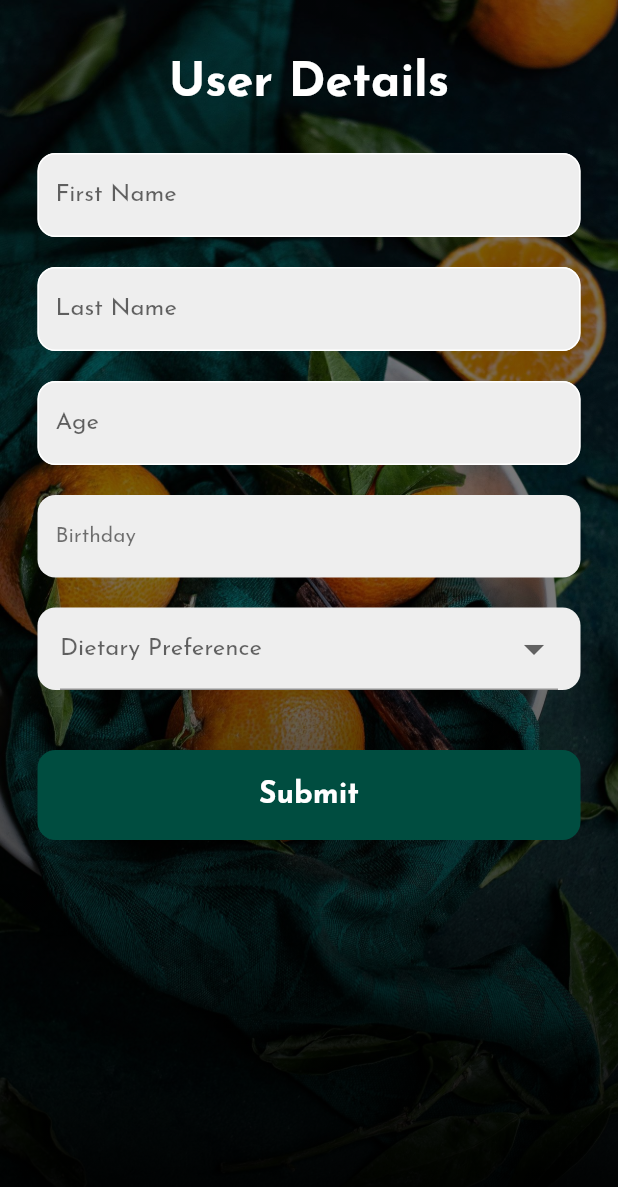
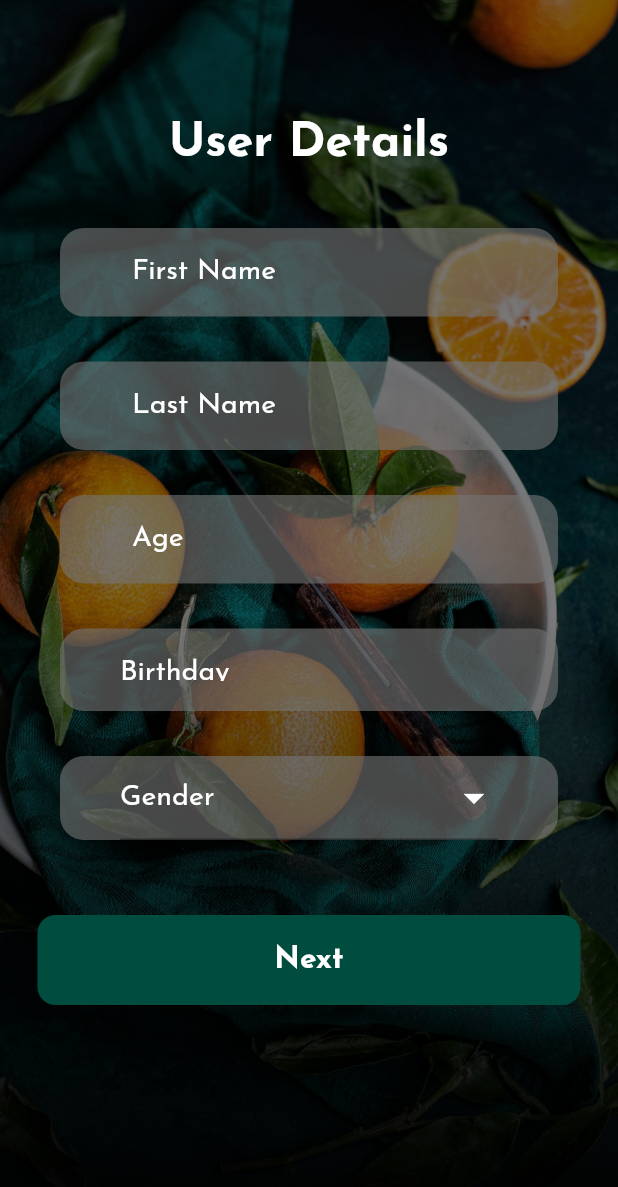
Before and after one commit to Software-Engineering-Project-Group-14/my_diet_guide, a Flutter app: the UserDetailsForm screen opened directly with empty values, on a phone screen of 412 x 824 dp. Shown: the top 1187 px of the screen. Run offline on Flutter 3.47's test engine with Material 2 defaults, Android fonts, the light colour scheme and no system bars; our stand-ins replace cloud_firestore, device_preview, email_validator, firebase_auth, firebase_core, flutter_rating_bar and 2 more; accounts and stored records are empty; network calls fail.

Commit message:
add user details ui and db fuctionality done

```diff
--- a/lib/screens/user_details_form.dart
+++ b/lib/screens/user_details_form.dart
@@ -1,6 +1,11 @@
 import 'package:flutter/material.dart';
+import 'package:font_awesome_flutter/font_awesome_flutter.dart';
 import 'package:my_diet_guide/screens/user_biometrics_form.dart';
 import 'package:my_diet_guide/widgets/background_image.dart';
+import 'package:my_diet_guide/widgets/dropdown_01.dart';
+import 'package:my_diet_guide/widgets/text_box_01.dart';
+
+import '../widgets/text_box_02.dart';
 
 
 class UserDetailsForm extends StatefulWidget {
@@ -34,16 +39,22 @@ class _UserDetailsFormState extends State<UserDetailsForm> {
   DropdownMenuItem<String> buildMenuItem(String dp) =>
     DropdownMenuItem(
       value: dp,
-      child: Text(dp, style: TextStyle(fontSize: 17),),
+      child: Text(dp, style: TextStyle(fontSize: 19, color: Colors.white),),
     );
 
 
 
   Widget showBirthday(String? bday){
     if(bday==null){
-      return Text("Birthday", style: TextStyle(color: Colors.black54), textAlign: TextAlign.start,);
+      return Padding(
+        padding: const EdgeInsets.symmetric(horizontal: 20),
+        child: Text("Birthday", style: TextStyle(color: Colors.white, fontSize: 19), textAlign: TextAlign.start,),
+      );
     } else {
-      return Text(bday, style: TextStyle(color: Colors.black54), textAlign: TextAlign.start,);
+      return Padding(
+        padding: const EdgeInsets.symmetric(horizontal: 20),
+        child: Text(bday, style: TextStyle(color: Colors.white, fontSize: 19), textAlign: TextAlign.start,),
+      );
     }
   }
 
@@ -95,7 +106,7 @@ class _UserDetailsFormState extends State<UserDetailsForm> {
               child: Column(
                 mainAxisAlignment: MainAxisAlignment.center,
                 children: [
-                  SizedBox(height: 40,),
+                  SizedBox(height: 80,),
 
 
                   Text(
@@ -109,96 +120,103 @@ class _UserDetailsFormState extends State<UserDetailsForm> {
                   ),
 
 
+                  SizedBox(height: 40,),
+
+
+
+                  // first name textfield
+                  // Padding(
+                  //   padding: const EdgeInsets.symmetric(horizontal: 25.0),
+                  //   child: TextField(
+                  //     keyboardType: TextInputType.name,
+                  //     controller: _firstNameController,
+                  //     decoration: InputDecoration(
+                  //       enabledBorder: OutlineInputBorder(
+                  //         borderSide: BorderSide(color: Colors.white),
+                  //         borderRadius: BorderRadius.circular(12),
+                  //       ),
+                  //       focusedBorder: OutlineInputBorder(
+                  //         borderSide: BorderSide(color: Colors.deepPurple),
+                  //         borderRadius: BorderRadius.circular(12),
+                  //       ),
+                  //       hintText: 'First Name',
+                  //       fillColor: Colors.grey.shade200,
+                  //       filled: true,
+                  //     ),
+                  //   ),
+                  // ),
+
+
+                  TextBox02(controller: _firstNameController, hint: "First Name", keyboardType: TextInputType.name),
+
+
+
                   SizedBox(height: 30,),
 
 
 
-                  // first name textfield
-                  Padding(
-                    padding: const EdgeInsets.symmetric(horizontal: 25.0),
-                    child: TextField(
-                      keyboardType: TextInputType.name,
-                      controller: _firstNameController,
-                      decoration: InputDecoration(
-                        enabledBorder: OutlineInputBorder(
-                          borderSide: BorderSide(color: Colors.white),
-                          borderRadius: BorderRadius.circular(12),
-                        ),
-                        focusedBorder: OutlineInputBorder(
-                          borderSide: BorderSide(color: Colors.deepPurple),
-                          borderRadius: BorderRadius.circular(12),
-                        ),
-                        hintText: 'First Name',
-                        fillColor: Colors.grey.shade200,
-                        filled: true,
-                      ),
-                    ),
-                  ),
+                  // last name textfield
+                  // Padding(
+                  //   padding: const EdgeInsets.symmetric(horizontal: 25.0),
+                  //   child: TextField(
+                  //     keyboardType: TextInputType.name,
+                  //     decoration: InputDecoration(
+                  //       enabledBorder: OutlineInputBorder(
+                  //         borderSide: BorderSide(color: Colors.white),
+                  //         borderRadius: BorderRadius.circular(12),
+                  //       ),
+                  //       focusedBorder: OutlineInputBorder(
+                  //         borderSide: BorderSide(color: Colors.deepPurple),
+                  //         borderRadius: BorderRadius.circular(12),
+                  //       ),
+                  //       hintText: 'Last Name',
+                  //       fillColor: Colors.grey.shade200,
+                  //       filled: true,
+                  //     ),
+                  //   ),
+                  // ),
+
+                  TextBox02(controller: _lastNameController, hint: "Last Name", keyboardType: TextInputType.name),
 
 
 
-                  SizedBox(height: 20,),
-
-
-
-                  // last name textfield
-                  Padding(
-                    padding: const EdgeInsets.symmetric(horizontal: 25.0),
-                    child: TextField(
-                      keyboardType: TextInputType.name,
-                      decoration: InputDecoration(
-                        enabledBorder: OutlineInputBorder(
-                          borderSide: BorderSide(color: Colors.white),
-                          borderRadius: BorderRadius.circular(12),
-                        ),
-                        focusedBorder: OutlineInputBorder(
-                          borderSide: BorderSide(color: Colors.deepPurple),
-                          borderRadius: BorderRadius.circular(12),
-                        ),
-                        hintText: 'Last Name',
-                        fillColor: Colors.grey.shade200,
-                        filled: true,
-                      ),
-                    ),
-                  ),
-
-
-
-                  SizedBox(height: 20,),
+                  SizedBox(height: 30,),
 
 
 
                   // age textfield
-                  Padding(
-                    padding: const EdgeInsets.symmetric(horizontal: 25.0),
-                    child: TextField(
-                      keyboardType: TextInputType.number,
-                      controller: _ageController,
-                      decoration: InputDecoration(
-                        enabledBorder: OutlineInputBorder(
-                          borderSide: BorderSide(color: Colors.white),
-                          borderRadius: BorderRadius.circular(12),
-                        ),
-                        focusedBorder: OutlineInputBorder(
-                          borderSide: BorderSide(color: Colors.deepPurple),
-                          borderRadius: BorderRadius.circular(12),
-                        ),
-                        hintText: 'Age',
-                        fillColor: Colors.grey.shade200,
-                        filled: true,
-                      ),
-                    ),
-                  ),
+                  // Padding(
+                  //   padding: const EdgeInsets.symmetric(horizontal: 25.0),
+                  //   child: TextField(
+                  //     keyboardType: TextInputType.number,
+                  //     controller: _ageController,
+                  //     decoration: InputDecoration(
+                  //       enabledBorder: OutlineInputBorder(
+                  //         borderSide: BorderSide(color: Colors.white),
+                  //         borderRadius: BorderRadius.circular(12),
+                  //       ),
+                  //       focusedBorder: OutlineInputBorder(
+                  //         borderSide: BorderSide(color: Colors.deepPurple),
+                  //         borderRadius: BorderRadius.circular(12),
+                  //       ),
+                  //       hintText: 'Age',
+                  //       fillColor: Colors.grey.shade200,
+                  //       filled: true,
+                  //     ),
+                  //   ),
+                  // ),
+
+                  TextBox02(controller: _ageController, hint: "Age", keyboardType: TextInputType.number),
 
 
 
-                  SizedBox(height: 20,),
+                  SizedBox(height: 30,),
 
 
 
                   // birthday textfield
                   Padding(
-                    padding: const EdgeInsets.symmetric(horizontal: 25.0),
+                    padding: const EdgeInsets.symmetric(horizontal: 40),
                     child: GestureDetector(
                       onTap: () async {
                         DateTime? datetime = await showDatePicker(
@@ -216,16 +234,14 @@ class _UserDetailsFormState extends State<UserDetailsForm> {
                       },
                       child: Container(
                           height: 55,
-                          width: 365,
-                          child: Container(
+                          width: 332,
+                          decoration: BoxDecoration(
+                              color: Colors.grey.shade600.withOpacity(0.6),
+                              borderRadius: BorderRadius.circular(16)
+                          ),
                           child: Padding(
-                              padding: EdgeInsets.symmetric(horizontal: 12, vertical: 20),
+                            padding: EdgeInsets.symmetric(horizontal: 20, vertical: 20),
                             child: showBirthday(bday),
-                            ),
-                          ),
-                          decoration: BoxDecoration(
-                              color: Colors.grey.shade200,
-                              borderRadius: BorderRadius.circular(12)
                           )
                       ),
                     ),
@@ -234,24 +250,31 @@ class _UserDetailsFormState extends State<UserDetailsForm> {
 
 
 
-                  SizedBox(height: 20,),
+                  SizedBox(height: 30,),
 
 
 
 
-                  //dropdown
-                  Container(
-                    padding: EdgeInsets.symmetric(horizontal: 15),
-                    height: 55,
-                    width: 362,
-                    decoration: BoxDecoration(color: Colors.grey.shade200, borderRadius: BorderRadius.circular(12)),
+                  // gender dropdown
+                  Padding(
+                    padding: const EdgeInsets.symmetric(horizontal: 40),
+                    child: Container(
+                      padding: EdgeInsets.symmetric(horizontal: 40),
+                      decoration: BoxDecoration(color: Colors.grey.shade600.withOpacity(0.6), borderRadius: BorderRadius.circular(16)),
                       child: DropdownButtonHideUnderline(
                         child: DropdownButtonFormField<String>(
                           hint: Align(
                             alignment: Alignment.centerLeft,
-                          child: Text("Dietary Preference"),
+                            child: Text(
+                              "Gender",
+                              style: TextStyle(
+                                color: Colors.white,
+                                fontSize: 19,
+                              ),
+                            ),
                           ),
                           iconSize: 32,
+                          iconEnabledColor: Colors.white,
                           value: gender,
                           items: genders.map(buildMenuItem).toList(),
                           validator: (value){
@@ -264,16 +287,17 @@ class _UserDetailsFormState extends State<UserDetailsForm> {
                             gender=value!;
                           }),
                           isExpanded: true,
-                        borderRadius: BorderRadius.circular(12),
-                        dropdownColor: Colors.grey.shade200,
+                          borderRadius: BorderRadius.circular(16),
+                          dropdownColor: Colors.grey.shade600.withOpacity(0.6),
 
+                        ),
                       ),
                     ),
                   ),
 
 
 
-                  SizedBox(height: 40,),
+                  SizedBox(height: 50,),
 
 
 
@@ -290,7 +314,7 @@ class _UserDetailsFormState extends State<UserDetailsForm> {
                         ),
                         child: const Center(
                           child: Text(
-                            'Submit',
+                            'Next',
                             style: TextStyle(
                               color: Colors.white,
                               fontWeight:FontWeight.bold,
--- /dev/null
+++ b/lib/widgets/text_box_02.dart
@@ -0,0 +1,49 @@
+import 'package:flutter/material.dart';
+
+class TextBox02 extends StatelessWidget {
+
+  final String hint;
+  final TextEditingController controller;
+  final TextInputType keyboardType;
+
+  const TextBox02({Key? key, required this.controller, required this.hint, required this.keyboardType}) : super(key: key);
+
+  @override
+  Widget build(BuildContext context) {
+    return Container(
+      padding: EdgeInsets.symmetric(horizontal: 40),
+      child: Column(
+        children: [
+          Container(
+            decoration: BoxDecoration(
+              color: Colors.grey.shade600.withOpacity(0.6),
+              borderRadius: BorderRadius.circular(16),
+            ),
+            child: TextField(
+              controller: controller,
+              style: TextStyle(
+                fontSize: 19,
+                color: Colors.white,
+              ),
+              keyboardType: keyboardType,
+              decoration: InputDecoration(
+                contentPadding: EdgeInsets.symmetric(vertical: 20),
+                border: InputBorder.none,
+                hintText: hint,
+                hintStyle: TextStyle(
+                  fontSize: 19,
+                  color: Colors.white,
+                ),
+                prefixIcon: Padding(
+                  padding: const EdgeInsets.symmetric(horizontal: 20),
+                ),
+              ),
+            ),
+          ),
+        ],
+      ),
+    );
+
+
+  }
+}
```
Also changed, not shown: lib/screens/user_biometrics_form.dart (+135 -101 lines), lib/widgets/dropdown_01.dart (added, +66 -0 lines). Lines whose indentation alone changed are shown as unchanged.
